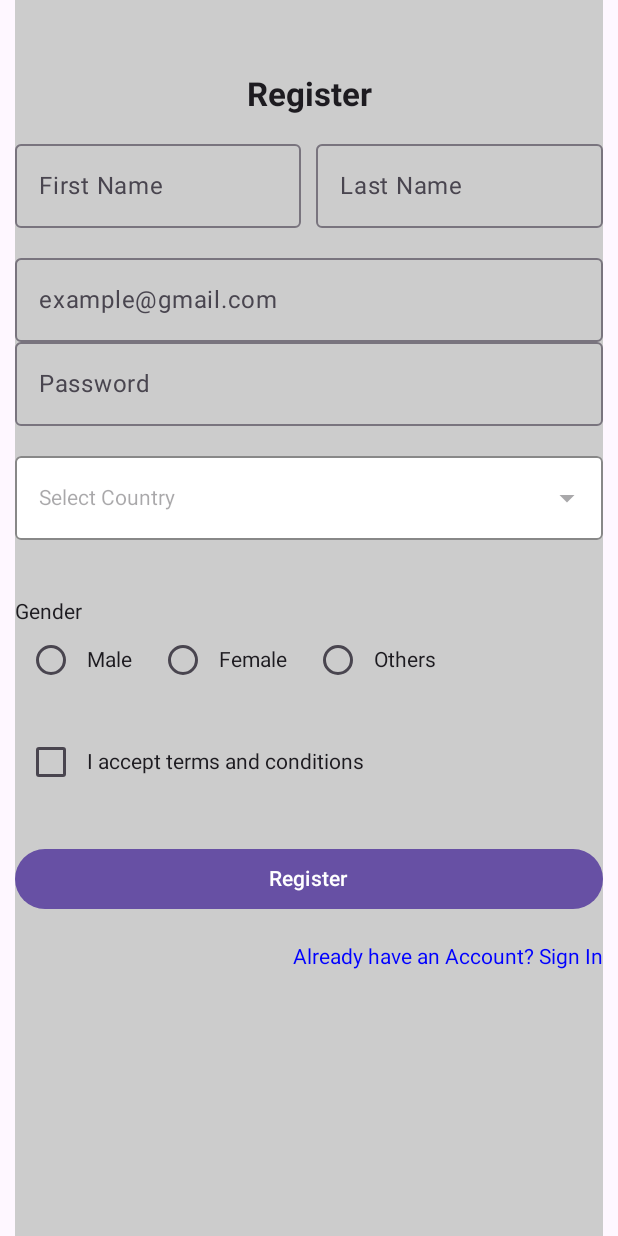
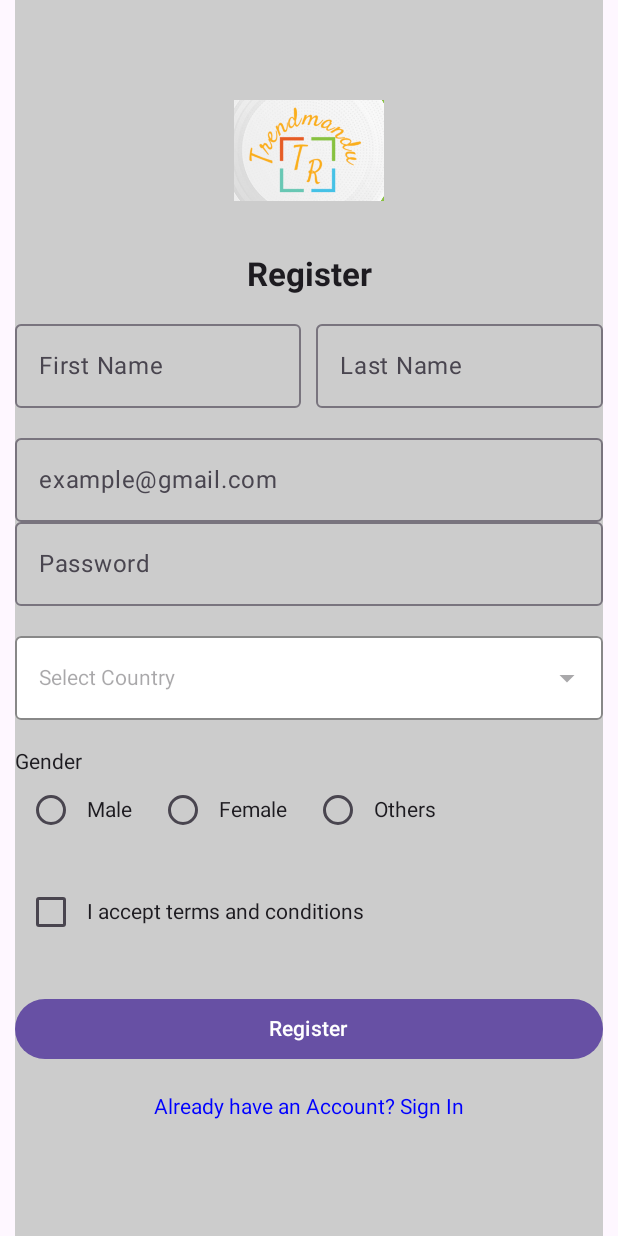
Before and after one commit to 240011/IndividualKotlin, an Android app built with Jetpack Compose: the LoginActivity screen opened directly, with no data from a screen before it, after a tap on "Don't have an account?", on a phone screen of 412 x 824 dp. Run offline under Robolectric (Android 15) with nearby library versions, the phone set to English and light mode, and no system bars; our stand-ins replace Firebase (no records; nobody signed in at launch, a user with empty details on screens opened directly).

```diff
--- a/app/src/main/java/com/example/kotlinindividual/view/LoginActivity.kt
+++ b/app/src/main/java/com/example/kotlinindividual/view/LoginActivity.kt
@@ -1,4 +1,5 @@
 package com.example.kotlinindividual.view
+
 import android.app.Activity
 import android.content.Context
 import android.content.Intent
@@ -10,36 +11,13 @@ import androidx.activity.enableEdgeToEdge
 import androidx.compose.foundation.Image
 import androidx.compose.foundation.background
 import androidx.compose.foundation.clickable
-import androidx.compose.foundation.layout.Arrangement
-import androidx.compose.foundation.layout.Column
-import androidx.compose.foundation.layout.Row
-import androidx.compose.foundation.layout.Spacer
-import androidx.compose.foundation.layout.fillMaxSize
-import androidx.compose.foundation.layout.fillMaxWidth
-import androidx.compose.foundation.layout.height
-import androidx.compose.foundation.layout.padding
-import androidx.compose.foundation.layout.width
+import androidx.compose.foundation.layout.*
 import androidx.compose.foundation.shape.RoundedCornerShape
 import androidx.compose.foundation.text.KeyboardOptions
 import androidx.compose.material.icons.Icons
 import androidx.compose.material.icons.filled.Email
-import androidx.compose.material3.AlertDialog
-import androidx.compose.material3.Button
-import androidx.compose.material3.Checkbox
-import androidx.compose.material3.CheckboxDefaults
-import androidx.compose.material3.Icon
-import androidx.compose.material3.OutlinedTextField
-import androidx.compose.material3.Scaffold
-import androidx.compose.material3.SnackbarHost
-import androidx.compose.material3.SnackbarHostState
-import androidx.compose.material3.Text
-import androidx.compose.material3.TextFieldDefaults
-import androidx.compose.runtime.Composable
-import androidx.compose.runtime.getValue
-import androidx.compose.runtime.mutableStateOf
-import androidx.compose.runtime.remember
-import androidx.compose.runtime.rememberCoroutineScope
-import androidx.compose.runtime.setValue
+import androidx.compose.material3.*
+import androidx.compose.runtime.*
 import androidx.compose.ui.Alignment
 import androidx.compose.ui.Modifier
 import androidx.compose.ui.draw.clip
@@ -52,13 +30,10 @@ import androidx.compose.ui.text.input.PasswordVisualTransformation
 import androidx.compose.ui.text.input.VisualTransformation
 import androidx.compose.ui.tooling.preview.Preview
 import androidx.compose.ui.unit.dp
-import com.example.kotlinindividual.view.NavigationActivity
 import com.example.kotlinindividual.R
 import com.example.kotlinindividual.repository.UserRepositoryImpl
 import com.example.kotlinindividual.viewmodel.UserViewModel
-
 import kotlinx.coroutines.launch
-import kotlin.jvm.java
 
 class LoginActivity : ComponentActivity() {
     override fun onCreate(savedInstanceState: Bundle?) {
@@ -66,168 +41,104 @@ class LoginActivity : ComponentActivity() {
         enableEdgeToEdge()
         setContent {
             LoginBody()
-
         }
     }
 }
 
 @Composable
-fun LoginBody(){
-    val repo= remember { UserRepositoryImpl() }
+fun LoginBody() {
+    val repo = remember { UserRepositoryImpl() }
     val userViewModel = remember { UserViewModel(repo) }
 
     var email by remember { mutableStateOf("") }
     var password by remember { mutableStateOf("") }
     var passwordVisibility by remember { mutableStateOf(false) }
     var rememberMe by remember { mutableStateOf(false) }
-    val coroutineScope = rememberCoroutineScope()
-
-
 
     val context = LocalContext.current
     val activity = context as? Activity
 
-    val sharedPreferences = context.getSharedPreferences("User",Context.MODE_PRIVATE)
+    val sharedPreferences = context.getSharedPreferences("User", Context.MODE_PRIVATE)
     val editor = sharedPreferences.edit()
 
+    val localEmail = sharedPreferences.getString("email", "") ?: ""
+    val localPassword = sharedPreferences.getString("password", "") ?: ""
 
-    val localEmail: String = sharedPreferences.getString("email", "").toString()
-    val localPassword: String = sharedPreferences.getString("password", "").toString()
+    if (localEmail.isNotEmpty()) {
+        email = localEmail
+        password = localPassword
+        rememberMe = true
+    }
 
-    email=localEmail
-    password=localPassword
+    val snackbarHostState = remember { SnackbarHostState() }
+    var showDialog by remember { mutableStateOf(false) }
 
-
-    val couroutineScope = rememberCoroutineScope()
-    val snackbarHostState = remember { SnackbarHostState() }
-    var showDialog by remember { mutableStateOf(false)}
-
-
-
-
-
-
-    Scaffold(
-        snackbarHost = { SnackbarHost(hostState = snackbarHostState) }
-    ) { padding->
+    Scaffold(snackbarHost = { SnackbarHost(hostState = snackbarHostState) }) { padding ->
         Column(
             modifier = Modifier
                 .fillMaxSize()
                 .padding(padding)
-                .background(color = Color.LightGray),
+                .background(Color.LightGray),
             horizontalAlignment = Alignment.CenterHorizontally
         ) {
-            Button(onClick = { showDialog = true }) {
-                Text("Show AlertDialog")
-            }
-
-            if (showDialog) {
-                AlertDialog(
-                    onDismissRequest = {
-                        showDialog = false
-                    }, // dismiss when clicked outside
-                    confirmButton = {
-                        Button(onClick = {
-                            // Confirm action
-                            showDialog = false
-                        }) {
-                            Text("OK")
-                        }
-                    },
-                    dismissButton = {
-                        Button(onClick = {
-                            // Cancel action
-                            showDialog = false
-                        }) {
-                            Text("Cancel")
-                        }
-                    },
-                    title = { Text(text = "Alert Title") },
-                    text = { Text("This is an alert dialog message.") }
-                )
-            }
-
-
             Spacer(modifier = Modifier.height(50.dp))
             Image(
                 painter = painterResource(R.drawable.logo),
                 contentDescription = null
-
             )
 
             Spacer(modifier = Modifier.height(40.dp))
 
             OutlinedTextField(
                 value = email,
-                onValueChange = {
-                    email = it
-                },
+                onValueChange = { email = it },
                 modifier = Modifier
                     .fillMaxWidth()
                     .padding(horizontal = 15.dp),
-                placeholder = {
-                    Text(text = "Enter email")
-                },
-
+                placeholder = { Text("Enter email") },
+                prefix = { Icon(Icons.Default.Email, contentDescription = null) },
+                keyboardOptions = KeyboardOptions(keyboardType = KeyboardType.Email),
+                shape = RoundedCornerShape(12.dp),
                 colors = TextFieldDefaults.colors(
                     focusedContainerColor = Color.Gray.copy(alpha = 0.2f),
                     focusedIndicatorColor = Color.Green,
                     unfocusedContainerColor = Color.Gray.copy(alpha = 0.2f),
                     unfocusedIndicatorColor = Color.Blue
-                ),
-                shape = RoundedCornerShape(12.dp),
-                prefix = {
-                    Icon(Icons.Default.Email, contentDescription = null)
-                },
-                keyboardOptions = KeyboardOptions(
-                    keyboardType = KeyboardType.Email
                 )
             )
 
             Spacer(modifier = Modifier.height(20.dp))
+
             OutlinedTextField(
                 value = password,
-                onValueChange = {
-                    password = it
-                },
+                onValueChange = { password = it },
                 modifier = Modifier
                     .fillMaxWidth()
                     .padding(horizontal = 15.dp),
-                placeholder = {
-                    Text(text = "Enter password")
+                placeholder = { Text("Enter password") },
+                prefix = { Icon(Icons.Default.Email, contentDescription = null) },
+                suffix = {
+                    Icon(
+                        painter = painterResource(
+                            if (passwordVisibility) R.drawable.baseline_visibility_24
+                            else R.drawable.baseline_visibility_off_24
+                        ),
+                        contentDescription = null,
+                        modifier = Modifier.clickable {
+                            passwordVisibility = !passwordVisibility
+                        }
+                    )
                 },
+                visualTransformation = if (passwordVisibility) VisualTransformation.None else PasswordVisualTransformation(),
+                keyboardOptions = KeyboardOptions(keyboardType = KeyboardType.Password),
+                shape = RoundedCornerShape(12.dp),
                 colors = TextFieldDefaults.colors(
                     focusedContainerColor = Color.Gray.copy(alpha = 0.2f),
                     focusedIndicatorColor = Color.Green,
                     unfocusedContainerColor = Color.Gray.copy(alpha = 0.2f),
                     unfocusedIndicatorColor = Color.Blue
-                ),
-                shape = RoundedCornerShape(12.dp),
-                prefix = {
-                    Icon(Icons.Default.Email, contentDescription = null)
-                },
-                suffix = {
-                    Icon(
-                        painterResource(
-                            if (passwordVisibility) R.drawable.baseline_visibility_24 else
-                                R.drawable.baseline_visibility_off_24
-                        ),
-                        contentDescription = null,
-                        modifier = Modifier.clickable {
-                            passwordVisibility = !passwordVisibility
-                        }
-
-
-                    )
-
-                },
-                visualTransformation = if (passwordVisibility) VisualTransformation.None else PasswordVisualTransformation(),
-                keyboardOptions = KeyboardOptions(
-                    keyboardType = KeyboardType.Password
                 )
-
             )
-
 
             Row(
                 modifier = Modifier
@@ -235,105 +146,106 @@ fun LoginBody(){
                     .fillMaxWidth(),
                 verticalAlignment = Alignment.CenterVertically,
                 horizontalArrangement = Arrangement.SpaceBetween
-
             ) {
-                Row(
-
-                    verticalAlignment = Alignment.CenterVertically
-
-
-                ) {
+                Row(verticalAlignment = Alignment.CenterVertically) {
                     Checkbox(
+                        checked = rememberMe,
+                        onCheckedChange = { rememberMe = it },
                         colors = CheckboxDefaults.colors(
                             checkedColor = Color.Green,
                             checkmarkColor = Color.White
-                        ),
-                        checked = rememberMe,
-                        onCheckedChange = {
-                            rememberMe = it
-                        }
+                        )
                     )
                     Text("Remember me")
                 }
-                Text("Forget password?")
+                Text(
+                    text = "Forget password?",
+                    color = Color.Blue,
+                    modifier = Modifier
+                        .clickable {
+                            val intent = Intent(context, ForgetPasswordActivity::class.java)
+                            context.startActivity(intent)
+                        }
+                )
+
+
             }
 
             Button(
                 onClick = {
                     userViewModel.login(email, password) { success, message ->
                         if (success) {
-                            Toast.makeText(context, message, Toast.LENGTH_LONG).show()
-                            val intent =Intent(context, NavigationActivity::class.java)
+                            if (rememberMe) {
+                                editor.putString("email", email)
+                                editor.putString("password", password)
+                                editor.apply()
+                            } else {
+                                editor.clear().apply()
+                            }
+
+                            Toast.makeText(context, message, Toast.LENGTH_SHORT).show()
+                            val intent = Intent(context, NavigationActivity::class.java)
                             context.startActivity(intent)
                             activity?.finish()
-                            // Navigate to the next screen
                         } else {
-                            Toast.makeText(context, message, Toast.LENGTH_LONG).show()
-
-                            }
+                            Toast.makeText(context, message, Toast.LENGTH_SHORT).show()
                         }
                     }
-                ,
-                modifier = Modifier.fillMaxWidth().padding(horizontal = 10.dp)
+                },
+                modifier = Modifier
+                    .fillMaxWidth()
+                    .padding(horizontal = 10.dp)
             ) {
                 Text("Login")
             }
+
             Spacer(modifier = Modifier.height(20.dp))
 
-
-            Row {
-               Spacer(modifier = Modifier.weight(1f))
-                Text(text = "Don't have an account?",
-                    modifier = Modifier.clickable{
+            Text(
+                text = "Don't have an account?",
+                modifier = Modifier
+                    .align(Alignment.CenterHorizontally)
+                    .clickable {
                         val intent = Intent(context, Register::class.java)
                         context.startActivity(intent)
+                        activity?.finish()
+                    },
+                color = Color.Blue
+            )
 
-                        activity?.finish()
-                   })
-            }
 
             Spacer(modifier = Modifier.height(50.dp))
 
-            Text(text = "Sign in with:")
+            Text("Sign in with:")
             Spacer(modifier = Modifier.height(10.dp))
 
-            Row() {
+            Row {
                 Image(
                     painter = painterResource(R.drawable.google),
                     contentDescription = null,
                     contentScale = ContentScale.Crop,
                     modifier = Modifier
-                        .height(40.dp)
-                        .width(40.dp)
-                        .clip(shape = RoundedCornerShape(100.dp))
+                        .size(40.dp)
+                        .clip(RoundedCornerShape(100.dp))
                 )
+
+                Spacer(modifier = Modifier.width(16.dp))
 
                 Image(
                     painter = painterResource(R.drawable.facebook),
                     contentDescription = null,
                     contentScale = ContentScale.Crop,
                     modifier = Modifier
-                        .height(40.dp)
-                        .width(40.dp)
-                        .clip(shape = RoundedCornerShape(100.dp))
+                        .size(40.dp)
+                        .clip(RoundedCornerShape(100.dp))
                 )
             }
-
-
-            //
-
-
         }
     }
 }
 
-
-
-
-
-
 @Preview(showBackground = true)
 @Composable
-fun prevLoginActivity(){
+fun prevLoginActivity() {
     LoginBody()
 }
--- a/app/src/main/java/com/example/kotlinindividual/view/RegisterActivity.kt
+++ b/app/src/main/java/com/example/kotlinindividual/view/RegisterActivity.kt
@@ -1,13 +1,13 @@
 package com.example.kotlinindividual.view
 
 import android.app.Activity
-import android.app.DatePickerDialog
 import android.content.Intent
 import android.os.Bundle
 import android.widget.Toast
 import androidx.activity.ComponentActivity
 import androidx.activity.compose.setContent
 import androidx.activity.enableEdgeToEdge
+import androidx.compose.foundation.Image
 import androidx.compose.foundation.background
 import androidx.compose.foundation.clickable
 import androidx.compose.foundation.layout.*
@@ -19,19 +19,21 @@ import androidx.compose.ui.Alignment
 import androidx.compose.ui.Modifier
 import androidx.compose.ui.geometry.Size
 import androidx.compose.ui.graphics.Color
+import androidx.compose.ui.layout.ContentScale
 import androidx.compose.ui.layout.onGloballyPositioned
 import androidx.compose.ui.platform.LocalContext
 import androidx.compose.ui.platform.LocalDensity
+import androidx.compose.ui.res.painterResource
 import androidx.compose.ui.text.font.FontWeight
 import androidx.compose.ui.text.input.PasswordVisualTransformation
 import androidx.compose.ui.tooling.preview.Preview
 import androidx.compose.ui.unit.dp
 import androidx.compose.ui.unit.sp
 import androidx.compose.ui.unit.toSize
+import com.example.kotlinindividual.R
 import com.example.kotlinindividual.model.UserModel
 import com.example.kotlinindividual.repository.UserRepositoryImpl
 import com.example.kotlinindividual.viewmodel.UserViewModel
-import java.util.*
 
 class Register : ComponentActivity() {
     override fun onCreate(savedInstanceState: Bundle?) {
@@ -47,12 +49,11 @@ class Register : ComponentActivity() {
 
 @Composable
 fun RegisterBody(innerPaddingValues: PaddingValues) {
-    val repository = remember { UserRepositoryImpl() }
     val userViewModel = remember { UserViewModel(UserRepositoryImpl()) }
     var firstName by remember { mutableStateOf("") }
     var lastname by remember { mutableStateOf("") }
     var email by remember { mutableStateOf("") }
-    var password by remember { mutableStateOf("") } // Added password state
+    var password by remember { mutableStateOf("") }
 
     var expanded by remember { mutableStateOf(false) }
     var selectedOptionText by remember { mutableStateOf("Select Country") }
@@ -73,6 +74,18 @@ fun RegisterBody(innerPaddingValues: PaddingValues) {
             .background(color = Color.LightGray)
     ) {
         Spacer(modifier = Modifier.height(50.dp))
+
+        // LOGO at the top
+        Image(
+            painter = painterResource(id = R.drawable.logo),
+            contentDescription = "App Logo",
+            modifier = Modifier
+                .size(100.dp)
+                .align(Alignment.CenterHorizontally),
+            contentScale = ContentScale.Fit
+        )
+
+        Spacer(modifier = Modifier.height(20.dp))
 
         Text(
             text = "Register",
@@ -112,7 +125,7 @@ fun RegisterBody(innerPaddingValues: PaddingValues) {
             onValueChange = { password = it },
             placeholder = { Text("Password") },
             modifier = Modifier.fillMaxWidth(),
-            visualTransformation = PasswordVisualTransformation() // Mask the password input
+            visualTransformation = PasswordVisualTransformation()
         )
 
         Spacer(modifier = Modifier.height(20.dp))
@@ -156,11 +169,6 @@ fun RegisterBody(innerPaddingValues: PaddingValues) {
 
         Spacer(modifier = Modifier.height(20.dp))
 
-
-
-
-        Spacer(modifier = Modifier.height(20.dp))
-
         Text("Gender")
         Row(verticalAlignment = Alignment.CenterVertically) {
             RadioButton(selected = gender == "Male", onClick = { gender = "Male" })
@@ -185,21 +193,16 @@ fun RegisterBody(innerPaddingValues: PaddingValues) {
 
         Button(
             onClick = {
-                userViewModel.register(email, password ) { success, message, userId ->
+                userViewModel.register(email, password) { success, message, userId ->
                     if (success) {
                         val userModel = UserModel(
-                            userId, email, firstName, lastname,"Male", selectedOptionText,selectedOptionText
+                            userId, email, firstName, lastname, gender, selectedOptionText, selectedOptionText
                         )
-                        userViewModel.addUserToDatabase(userId,userModel){
-                                success,message->
-                            if(success){
-                                Toast.makeText(context,message, Toast.LENGTH_LONG).show()
-                            }else{
-                                Toast.makeText(context,message, Toast.LENGTH_LONG).show()
-                            }
+                        userViewModel.addUserToDatabase(userId, userModel) { successDb, msgDb ->
+                            Toast.makeText(context, msgDb, Toast.LENGTH_LONG).show()
                         }
                     } else {
-                        Toast.makeText(context,message, Toast.LENGTH_LONG).show()
+                        Toast.makeText(context, message, Toast.LENGTH_LONG).show()
                     }
                 }
             },
@@ -208,20 +211,17 @@ fun RegisterBody(innerPaddingValues: PaddingValues) {
             Text("Register")
         }
 
-
         Spacer(modifier = Modifier.height(20.dp))
 
+        // Centered "Already have an Account? Sign In"
         Text(
             text = "Already have an Account? Sign In",
             color = Color.Blue,
             modifier = Modifier
-                .align(Alignment.End)
+                .align(Alignment.CenterHorizontally)
                 .clickable {
-                    // Handle sign-in navigation
                     val intent = Intent(context, LoginActivity::class.java)
                     context.startActivity(intent)
-                    // To destroy activity
-                    // activity.finish()
                 }
         )
     }
--- a/app/src/main/res/values/strings.xml
+++ b/app/src/main/res/values/strings.xml
@@ -11,4 +11,5 @@
     <string name="title_activity_add_to_cart">AddToCartActivity</string>
     <string name="title_activity_edit_profile">EditProfileActivity</string>
     <string name="title_activity_poduct_card_with_add_to_cart">PoductCardWithAddToCart</string>
+    <string name="title_activity_splash_activity.kt">SplashActivity.kt</string>
 </resources>
```
Also changed, not shown: app/src/main/java/com/example/kotlinindividual/view/AddProductActivity.kt (+10 -7 lines), app/src/main/java/com/example/kotlinindividual/view/ForgetPasswordActivity.kt (+24 -28 lines), app/src/main/java/com/example/kotlinindividual/view/NavigationActivity.kt (+71 -50 lines), app/src/main/java/com/example/kotlinindividual/view/SplashActivity.kt (+15 -28 lines).
